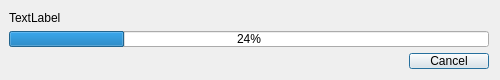
First picture: the form in SSC-Interface/progressdialog.ui, repository jordaorodolfo/SSC, before the edit.
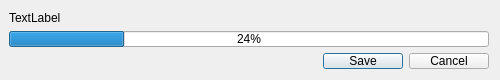
Second picture: the form after the edit.

```diff
--- a/SSC-Interface/progressdialog.ui
+++ b/SSC-Interface/progressdialog.ui
@@ -49,7 +49,7 @@
       <enum>Qt::Horizontal</enum>
      </property>
      <property name="standardButtons">
-      <set>QDialogButtonBox::Cancel</set>
+      <set>QDialogButtonBox::Cancel|QDialogButtonBox::Save</set>
      </property>
     </widget>
    </item>
```
